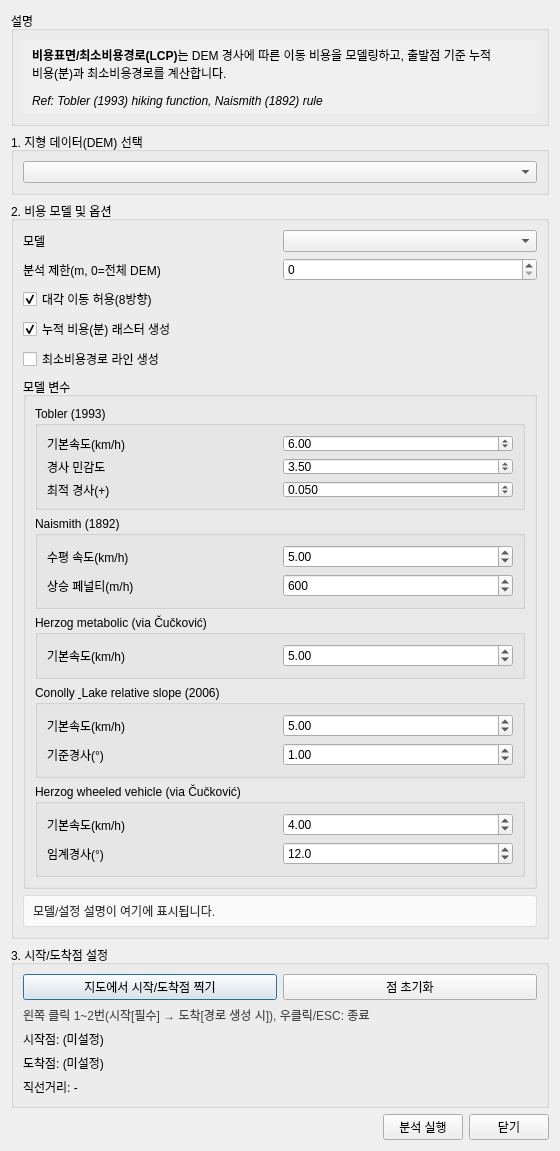
Old version of the form tools/cost_surface_dialog_base.ui in the repository lzpxilfe/ar.
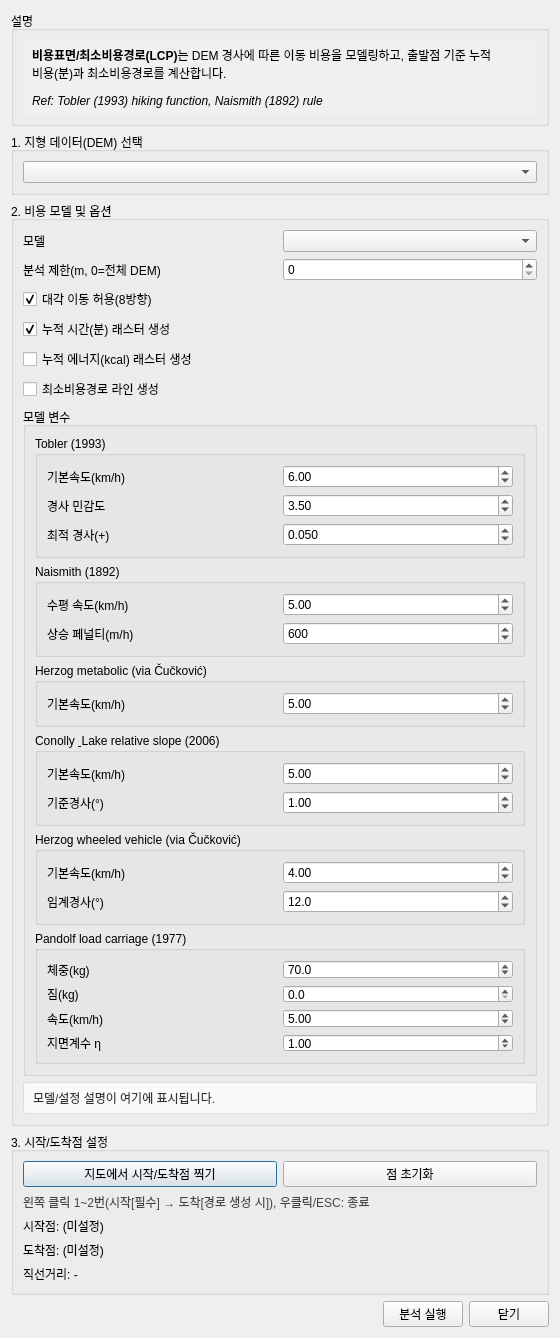
New version of the form. Custom widgets are drawn as their Qt base class.

Commit message: Cost surface: Pandolf energy raster + extended isochrones

```diff
--- a/tools/cost_surface_dialog_base.ui
+++ b/tools/cost_surface_dialog_base.ui
@@ -120,7 +120,7 @@
       <item row="3" column="0" colspan="2">
        <widget class="QCheckBox" name="chkCreateCostRaster">
         <property name="text">
-         <string>누적 비용(분) 래스터 생성</string>
+         <string>누적 시간(분) 래스터 생성</string>
         </property>
         <property name="toolTip">
          <string>시작점에서 각 셀까지의 최소 누적 이동시간(분)을 래스터로 생성합니다.</string>
@@ -131,6 +131,19 @@
        </widget>
       </item>
       <item row="4" column="0" colspan="2">
+       <widget class="QCheckBox" name="chkCreateEnergyRaster">
+        <property name="text">
+         <string>누적 에너지(kcal) 래스터 생성</string>
+        </property>
+        <property name="toolTip">
+         <string>시작점에서 각 셀까지의 최소 누적 에너지(kcal)를 래스터로 생성합니다. (에너지 기반 모델에서만 사용)</string>
+        </property>
+        <property name="checked">
+         <bool>false</bool>
+        </property>
+       </widget>
+      </item>
+      <item row="5" column="0" colspan="2">
        <widget class="QCheckBox" name="chkCreatePath">
         <property name="text">
          <string>최소비용경로 라인 생성</string>
@@ -143,7 +156,7 @@
         </property>
        </widget>
       </item>
-      <item row="5" column="0" colspan="2">
+      <item row="6" column="0" colspan="2">
        <widget class="QGroupBox" name="groupModelParams">
         <property name="title">
          <string>모델 변수</string>
@@ -487,24 +500,149 @@
             </layout>
            </widget>
           </item>
+          <item>
+           <widget class="QGroupBox" name="groupPandolfParams">
+            <property name="title">
+             <string>Pandolf load carriage (1977)</string>
+            </property>
+            <layout class="QGridLayout" name="gridLayout_Pandolf">
+             <item row="0" column="0">
+              <widget class="QLabel" name="lblPandolfBodyWeight">
+               <property name="text">
+                <string>체중(kg)</string>
+               </property>
+              </widget>
+             </item>
+             <item row="0" column="1">
+              <widget class="QDoubleSpinBox" name="spinPandolfBodyKg">
+               <property name="toolTip">
+                <string>보행자 체중(kg). 값이 클수록 기본 대사량 항이 커져 에너지 비용이 증가합니다.</string>
+               </property>
+               <property name="decimals">
+                <number>1</number>
+               </property>
+               <property name="minimum">
+                <double>30.000000000000000</double>
+               </property>
+               <property name="maximum">
+                <double>150.000000000000000</double>
+               </property>
+               <property name="singleStep">
+                <double>1.000000000000000</double>
+               </property>
+               <property name="value">
+                <double>70.000000000000000</double>
+               </property>
+              </widget>
+             </item>
+             <item row="1" column="0">
+              <widget class="QLabel" name="lblPandolfLoadWeight">
+               <property name="text">
+                <string>짐(kg)</string>
+               </property>
+              </widget>
+             </item>
+             <item row="1" column="1">
+              <widget class="QDoubleSpinBox" name="spinPandolfLoadKg">
+               <property name="toolTip">
+                <string>운반 짐 무게(kg). 값이 클수록 에너지 비용이 증가합니다(특히 체중 대비 짐 비율이 중요).</string>
+               </property>
+               <property name="decimals">
+                <number>1</number>
+               </property>
+               <property name="minimum">
+                <double>0.000000000000000</double>
+               </property>
+               <property name="maximum">
+                <double>200.000000000000000</double>
+               </property>
+               <property name="singleStep">
+                <double>1.000000000000000</double>
+               </property>
+               <property name="value">
+                <double>0.000000000000000</double>
+               </property>
+              </widget>
+             </item>
+             <item row="2" column="0">
+              <widget class="QLabel" name="lblPandolfSpeed">
+               <property name="text">
+                <string>속도(km/h)</string>
+               </property>
+              </widget>
+             </item>
+             <item row="2" column="1">
+              <widget class="QDoubleSpinBox" name="spinPandolfSpeedKmh">
+               <property name="toolTip">
+                <string>이동 속도(km/h). 값이 클수록 같은 거리에서 시간이 줄어들고, 에너지 비용도 (수식상) 변화합니다. 기본값: 5</string>
+               </property>
+               <property name="decimals">
+                <number>2</number>
+               </property>
+               <property name="minimum">
+                <double>0.500000000000000</double>
+               </property>
+               <property name="maximum">
+                <double>10.000000000000000</double>
+               </property>
+               <property name="singleStep">
+                <double>0.250000000000000</double>
+               </property>
+               <property name="value">
+                <double>5.000000000000000</double>
+               </property>
+              </widget>
+             </item>
+             <item row="3" column="0">
+              <widget class="QLabel" name="lblPandolfTerrain">
+               <property name="text">
+                <string>지면계수 η</string>
+               </property>
+              </widget>
+             </item>
+             <item row="3" column="1">
+              <widget class="QDoubleSpinBox" name="spinPandolfTerrainFactor">
+               <property name="toolTip">
+                <string>지면/마찰 계수(η). 1.0=단단한 지면, 값이 클수록 같은 경사에서도 에너지 소모가 증가합니다(모래/진흙 등).</string>
+               </property>
+               <property name="decimals">
+                <number>2</number>
+               </property>
+               <property name="minimum">
+                <double>0.500000000000000</double>
+               </property>
+               <property name="maximum">
+                <double>5.000000000000000</double>
+               </property>
+               <property name="singleStep">
+                <double>0.100000000000000</double>
+               </property>
+               <property name="value">
+                <double>1.000000000000000</double>
+               </property>
+              </widget>
+             </item>
+            </layout>
+           </widget>
+          </item>
          </layout>
         </widget>
        </item>
-       <item row="6" column="0" colspan="2">
-       <widget class="QLabel" name="lblModelHelp">
-        <property name="text">
-         <string>모델/설정 설명이 여기에 표시됩니다.</string>
-        </property>
+       <item row="7" column="0" colspan="2">
+        <widget class="QLabel" name="lblModelHelp">
+         <property name="text">
+          <string>모델/설정 설명이 여기에 표시됩니다.</string>
+         </property>
         <property name="wordWrap">
          <bool>true</bool>
         </property>
         <property name="styleSheet">
          <string>background-color: #fafafa; color: #333; padding: 6px; border: 1px solid #ddd; border-radius: 3px;</string>
         </property>
-       </widget>
-      </item>
-     </layout>
-    </widget>
+        </widget>
+       </item>
+      </layout>
+     </widget>
    </item>
    <item>
     <widget class="QGroupBox" name="groupPoints">
```
Left out of the diff: 2 changed lines with no effect on the pictures. The commit also changes 1 other file.
